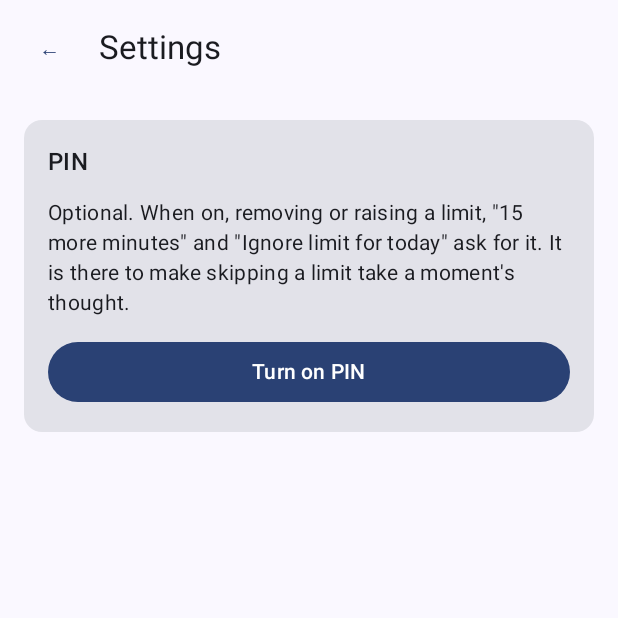
After one commit to sergarsilla/app-limit, an Android app built with Jetpack Compose: the composable SettingsScreen shown on its own in the app's theme, on a phone screen of 412 x 824 dp, the top half of it. The commit adds this screen. Run offline under Robolectric (Android 15) with nearby library versions, the phone set to English and light mode, and no system bars.

Commit message:
feat(settings): optional PIN, haptic picker and clock-change handling
The PIN is off by default and stored as a salted PBKDF2 hash. When on,
it guards whatever loosens a limit: removing or raising one, 15 more
minutes and ignoring it for today. Tightening a limit never asks.
PIN fields are marked as non-autofillable so password managers stop
offering to save them.

The limit picker ticks on every five-minute step and confirms on save,
using view haptics, which need no vibration permission.

A running session restarts when the time zone or clock changes, since
its midnight restart was scheduled on the old clock; the receiver for
this is only registered while a limited app is in front.

```diff
--- a/app/src/main/java/dev/applimit/ui/MainActivity.kt
+++ b/app/src/main/java/dev/applimit/ui/MainActivity.kt
@@ -7,7 +7,9 @@ import androidx.activity.enableEdgeToEdge
 import androidx.compose.runtime.Composable
 import androidx.compose.runtime.getValue
 import androidx.compose.runtime.mutableIntStateOf
+import androidx.compose.runtime.mutableStateOf
 import androidx.compose.runtime.remember
+import androidx.compose.runtime.saveable.rememberSaveable
 import androidx.compose.runtime.setValue
 import androidx.compose.ui.platform.LocalContext
 import dev.applimit.data.hasUsageAccess
@@ -35,8 +37,9 @@ private fun App(resumes: Int) {
     val context = LocalContext.current
     val serviceEnabled = remember(resumes) { context.isServiceEnabled() }
     val usageAccess = remember(resumes) { context.hasUsageAccess() }
+    var settings by rememberSaveable { mutableStateOf(false) }
     if (serviceEnabled && usageAccess) {
-        AppListScreen(resumes)
+        if (settings) SettingsScreen(onBack = { settings = false }) else AppListScreen(resumes) { settings = true }
     } else {
         SetupScreen(serviceEnabled, usageAccess)
     }
--- /dev/null
+++ b/app/src/main/java/dev/applimit/ui/SettingsScreen.kt
@@ -0,0 +1,89 @@
+package dev.applimit.ui
+
+import androidx.activity.compose.BackHandler
+import androidx.compose.foundation.layout.Arrangement
+import androidx.compose.foundation.layout.Column
+import androidx.compose.foundation.layout.fillMaxWidth
+import androidx.compose.foundation.layout.padding
+import androidx.compose.material3.Button
+import androidx.compose.material3.Card
+import androidx.compose.material3.ExperimentalMaterial3Api
+import androidx.compose.material3.MaterialTheme
+import androidx.compose.material3.OutlinedButton
+import androidx.compose.material3.Scaffold
+import androidx.compose.material3.Text
+import androidx.compose.material3.TextButton
+import androidx.compose.material3.TopAppBar
+import androidx.compose.runtime.Composable
+import androidx.compose.runtime.collectAsState
+import androidx.compose.runtime.getValue
+import androidx.compose.runtime.mutableStateOf
+import androidx.compose.runtime.remember
+import androidx.compose.runtime.rememberCoroutineScope
+import androidx.compose.runtime.setValue
+import androidx.compose.ui.Modifier
+import androidx.compose.ui.platform.LocalContext
+import androidx.compose.ui.res.stringResource
+import androidx.compose.ui.unit.dp
+import dev.applimit.R
+import dev.applimit.data.limitStore
+import kotlinx.coroutines.launch
+
+private enum class PinStep { None, Create, ConfirmRemove, ConfirmChange }
+
+@OptIn(ExperimentalMaterial3Api::class)
+@Composable
+fun SettingsScreen(onBack: () -> Unit) {
+    BackHandler(onBack = onBack)
+    val context = LocalContext.current
+    val store = remember { context.limitStore() }
+    val scope = rememberCoroutineScope()
+    val pinEnabled by store.pinEnabled.collectAsState(initial = false)
+    var step by remember { mutableStateOf(PinStep.None) }
+
+    Scaffold(
+        topBar = {
+            TopAppBar(
+                title = { Text(stringResource(R.string.settings)) },
+                navigationIcon = { TextButton(onClick = onBack) { Text("←") } },
+            )
+        },
+    ) { padding ->
+        Column(Modifier.padding(padding).padding(16.dp)) {
+            Card(Modifier.fillMaxWidth()) {
+                Column(Modifier.padding(16.dp), verticalArrangement = Arrangement.spacedBy(12.dp)) {
+                    Text(stringResource(R.string.pin_title), style = MaterialTheme.typography.titleMedium)
+                    Text(stringResource(R.string.pin_explanation), style = MaterialTheme.typography.bodyMedium)
+                    if (pinEnabled) {
+                        OutlinedButton(onClick = { step = PinStep.ConfirmChange }, Modifier.fillMaxWidth()) {
+                            Text(stringResource(R.string.pin_change))
+                        }
+                        OutlinedButton(onClick = { step = PinStep.ConfirmRemove }, Modifier.fillMaxWidth()) {
+                            Text(stringResource(R.string.pin_turn_off))
+                        }
+                    } else {
+                        Button(onClick = { step = PinStep.Create }, Modifier.fillMaxWidth()) {
+                            Text(stringResource(R.string.pin_turn_on))
+                        }
+                    }
+                }
+            }
+        }
+    }
+
+    val close = { step = PinStep.None }
+    when (step) {
+        PinStep.None -> Unit
+        PinStep.Create -> NewPinDialog(onSubmit = { scope.launch { store.setPin(it); close() } }, onDismiss = close)
+        PinStep.ConfirmRemove -> PinDialog(
+            title = stringResource(R.string.pin_turn_off),
+            onSubmit = { pin -> store.checkPin(pin).also { if (it) { store.setPin(null); close() } } },
+            onDismiss = close,
+        )
+        PinStep.ConfirmChange -> PinDialog(
+            title = stringResource(R.string.pin_change),
+            onSubmit = { pin -> store.checkPin(pin).also { if (it) step = PinStep.Create } },
+            onDismiss = close,
+        )
+    }
+}
--- a/app/src/main/res/values/strings.xml
+++ b/app/src/main/res/values/strings.xml
@@ -34,4 +34,19 @@
     <string name="fifteen_more_minutes">15 more minutes</string>
     <string name="ignore_today">Ignore limit for today</string>
     <string name="close">Close</string>
+    <string name="settings">Settings</string>
+    <string name="pin">PIN</string>
+    <string name="pin_title">PIN</string>
+    <string name="pin_explanation">Optional. When on, removing or raising a limit, \"15 more minutes\" and \"Ignore limit for today\" ask for it. It is there to make skipping a limit take a moment\'s thought.</string>
+    <string name="pin_turn_on">Turn on PIN</string>
+    <string name="pin_turn_off">Turn off PIN</string>
+    <string name="pin_change">Change PIN</string>
+    <string name="pin_new_title">New PIN</string>
+    <string name="pin_rules">%1$d to %2$d digits.</string>
+    <string name="pin_repeat">Repeat PIN</string>
+    <string name="pin_mismatch">The PINs do not match</string>
+    <string name="pin_wrong">Wrong PIN</string>
+    <string name="pin_required">Enter your PIN</string>
+    <string name="ok">OK</string>
+    <string name="cancel">Cancel</string>
 </resources>
```
Also changed, not shown: app/src/main/java/dev/applimit/data/LimitStore.kt (+17 -0 lines), app/src/main/java/dev/applimit/data/Pin.kt (added, +37 -0 lines), app/src/main/java/dev/applimit/service/LimitService.kt (+12 -5 lines), app/src/main/java/dev/applimit/ui/AppListScreen.kt (+62 -8 lines), app/src/main/java/dev/applimit/ui/LimitReachedActivity.kt (+21 -2 lines), app/src/main/java/dev/applimit/ui/PinDialogs.kt (added, +106 -0 lines), 1 other file.
